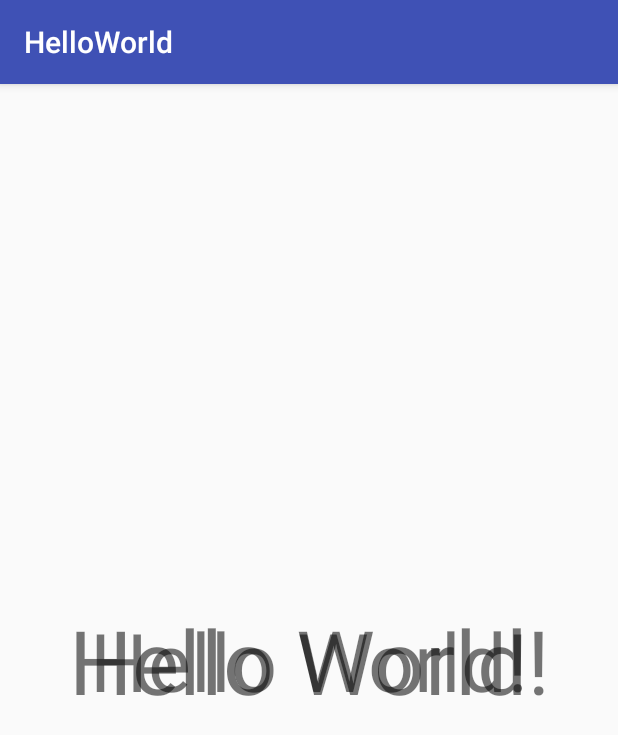
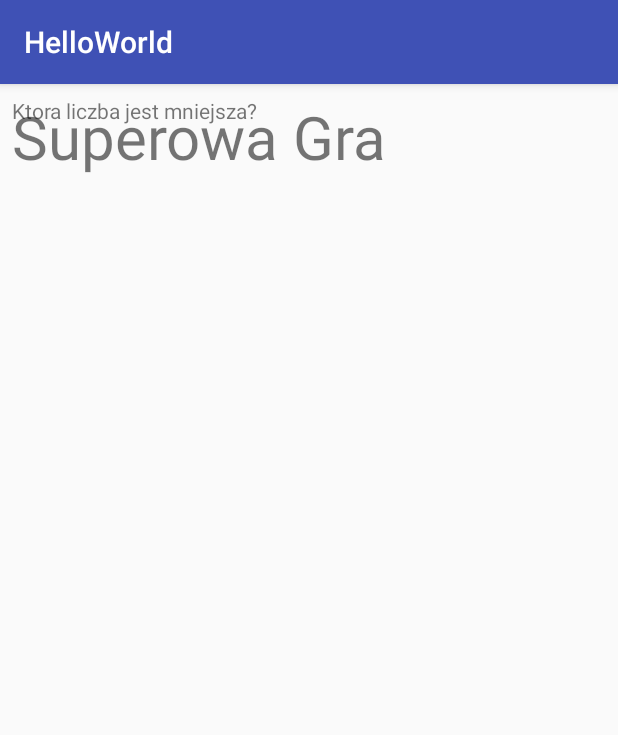
Before and after one commit to Squaess/Android, an Android app: the screen it shows after launch (HelloWorld), on a phone screen of 412 x 824 dp. Shown: the top 735 px of the screen. Run offline under Robolectric (Android 15) with nearby library versions, the phone set to English and light mode, and no system bars.

Commit message:
Some bugs with dimensions and layout **arch**

```diff
--- a/HelloWorld/app/src/main/res/layout/activity_hello_world.xml
+++ b/HelloWorld/app/src/main/res/layout/activity_hello_world.xml
@@ -1,29 +1,29 @@
 <?xml version="1.0" encoding="utf-8"?>
 <android.support.constraint.ConstraintLayout xmlns:android="http://schemas.android.com/apk/res/android"
-    xmlns:app="http://schemas.android.com/apk/res-auto"
     xmlns:tools="http://schemas.android.com/tools"
+    android:id="@+id/activity_main"
     android:layout_width="match_parent"
     android:layout_height="match_parent"
+    android:paddingLeft="@dimen/activity_horizontal_margin"
+    android:paddingRight="@dimen/activity_horizontal_margin"
+    android:paddingTop="@dimen/activity_vertical_margin"
+    android:paddingBottom="@dimen/activity_vertical_margin"
     tools:context="com.example.aedd.helloworld.HelloWorld">
 
-    <TextView
-        android:layout_width="wrap_content"
-        android:layout_height="wrap_content"
-        android:text="Hello World!"
-        android:textSize="54dp"
-        app:layout_constraintBottom_toBottomOf="parent"
-        app:layout_constraintLeft_toLeftOf="parent"
-        app:layout_constraintRight_toRightOf="parent"
-        app:layout_constraintTop_toTopOf="parent" />
+    <TextView android:id= "@+id/title"
+        android:layout_width= "wrap_content"
+        android:layout_height= "wrap_content"
+        android:text= "Superowa Gra"
+        android:textSize= "40dp"
+        android:layout_centerHorizontal = "true"
+        android:layout_alignParentTop = "true" />
 
     <TextView
-        android:layout_width="wrap_content"
-        android:layout_height="wrap_content"
-        android:text="Hello World!"
-        android:textSize="59dp"
-        app:layout_constraintBottom_toBottomOf="parent"
-        app:layout_constraintLeft_toLeftOf="parent"
-        app:layout_constraintRight_toRightOf="parent"
-        app:layout_constraintTop_toTopOf="parent" />
+        android:layout_width= "wrap_content"
+        android:layout_height= "wrap_content"
+        android:text= "Ktora liczba jest mniejsza?"
+        android:id= "@+id/textview1"
+        android:layout_below = "@id/title"
+        android:layout_centerHorizontal = "true" />
 
 </android.support.constraint.ConstraintLayout>
```
